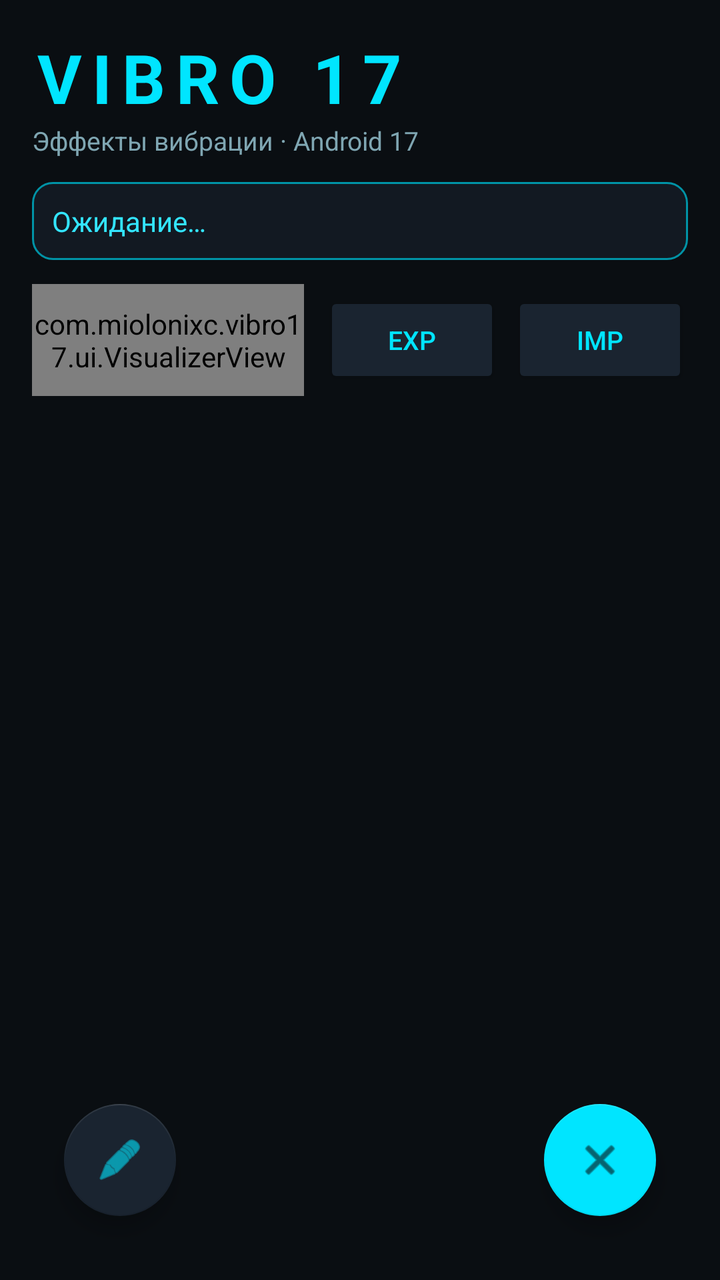
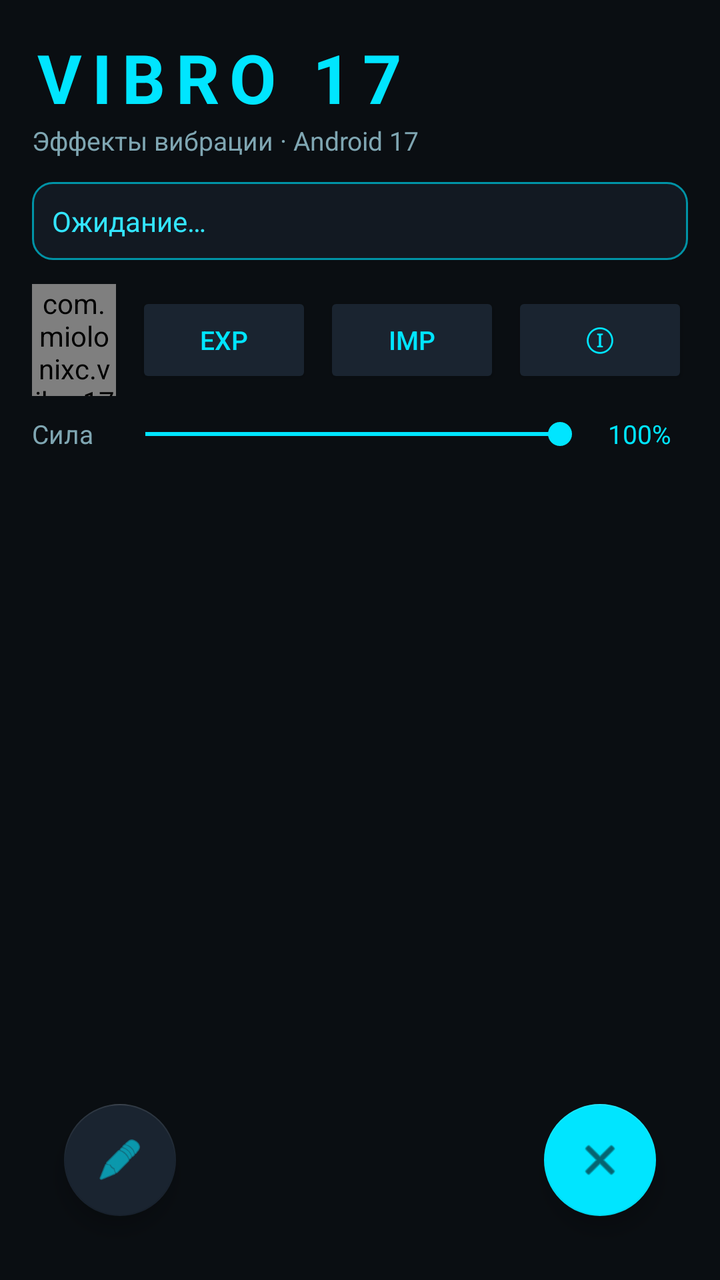

An Android layout rendered at two revisions. The XML below is the earlier revision; the diff shows what the commit changed to produce the second picture.
<!-- AndroidManifest.xml: application theme Theme.Vibro17 -->
<!-- res/layout/activity_main.xml -->
<?xml version="1.0" encoding="utf-8"?>
<androidx.constraintlayout.widget.ConstraintLayout
    xmlns:android="http://schemas.android.com/apk/res/android"
    xmlns:app="http://schemas.android.com/apk/res-auto"
    android:layout_width="match_parent"
    android:layout_height="match_parent"
    android:background="@color/black"
    android:padding="16dp">

    <TextView
        android:id="@+id/titleMain"
        android:layout_width="wrap_content"
        android:layout_height="wrap_content"
        android:text="@string/title_main"
        android:textSize="34sp"
        android:textStyle="bold"
        android:letterSpacing="0.15"
        android:textColor="@color/cyan"
        app:layout_constraintTop_toTopOf="parent"
        app:layout_constraintStart_toStartOf="parent" />

    <View
        android:id="@+id/liveDot"
        android:layout_width="12dp"
        android:layout_height="12dp"
        android:layout_marginStart="12dp"
        android:background="@drawable/bg_dot"
        android:visibility="invisible"
        app:layout_constraintBottom_toBottomOf="@id/titleMain"
        app:layout_constraintStart_toEndOf="@id/titleMain"
        app:layout_constraintTop_toTopOf="@id/titleMain" />

    <TextView
        android:id="@+id/subtitleMain"
        android:layout_width="wrap_content"
        android:layout_height="wrap_content"
        android:text="@string/subtitle_main"
        android:textSize="13sp"
        android:textColor="@color/text_secondary"
        app:layout_constraintTop_toBottomOf="@id/titleMain"
        app:layout_constraintStart_toStartOf="parent" />

    <TextView
        android:id="@+id/statusText"
        android:layout_width="0dp"
        android:layout_height="wrap_content"
        android:layout_marginTop="12dp"
        android:padding="10dp"
        android:background="@drawable/bg_status"
        android:text="@string/status_idle"
        android:textColor="@color/cyan_glow"
        android:textSize="14sp"
        app:layout_constraintTop_toBottomOf="@id/subtitleMain"
        app:layout_constraintStart_toStartOf="parent"
        app:layout_constraintEnd_toEndOf="parent" />

    <LinearLayout
        android:id="@+id/toolsRow"
        android:layout_width="0dp"
        android:layout_height="wrap_content"
        android:layout_marginTop="12dp"
        android:orientation="horizontal"
        android:gravity="center_vertical"
        app:layout_constraintTop_toBottomOf="@id/statusText"
        app:layout_constraintStart_toStartOf="parent"
        app:layout_constraintEnd_toEndOf="parent">

        <com.miolonixc.vibro17.ui.VisualizerView
            android:id="@+id/visualizer"
            android:layout_width="0dp"
            android:layout_height="56dp"
            android:layout_weight="1" />

        <Button
            android:id="@+id/exportBtn"
            android:layout_width="wrap_content"
            android:layout_height="wrap_content"
            android:layout_marginStart="10dp"
            android:text="EXP"
            android:textSize="13sp"
            android:contentDescription="Экспорт"
            android:backgroundTint="@color/surface_raised"
            android:textColor="@color/cyan" />

        <Button
            android:id="@+id/importBtn"
            android:layout_width="wrap_content"
            android:layout_height="wrap_content"
            android:layout_marginStart="6dp"
            android:text="IMP"
            android:textSize="13sp"
            android:contentDescription="Импорт"
            android:backgroundTint="@color/surface_raised"
            android:textColor="@color/cyan" />
    </LinearLayout>

    <androidx.recyclerview.widget.RecyclerView
        android:id="@+id/effectGrid"
        android:layout_width="0dp"
        android:layout_height="0dp"
        android:layout_marginTop="14dp"
        android:scrollbars="vertical"
        app:layoutManager="androidx.recyclerview.widget.GridLayoutManager"
        app:spanCount="2"
        app:layout_constraintTop_toBottomOf="@id/toolsRow"
        app:layout_constraintBottom_toBottomOf="parent"
        app:layout_constraintStart_toStartOf="parent"
        app:layout_constraintEnd_toEndOf="parent" />

    <com.google.android.material.floatingactionbutton.FloatingActionButton
        android:id="@+id/editorFab"
        android:layout_width="wrap_content"
        android:layout_height="wrap_content"
        android:layout_margin="16dp"
        android:contentDescription="Редактор"
        android:src="@android:drawable/ic_menu_edit"
        app:backgroundTint="@color/surface_raised"
        app:tint="@color/cyan"
        app:layout_constraintBottom_toBottomOf="parent"
        app:layout_constraintStart_toStartOf="parent" />

    <com.google.android.material.floatingactionbutton.FloatingActionButton
        android:id="@+id/stopFab"
        android:layout_width="wrap_content"
        android:layout_height="wrap_content"
        android:layout_margin="16dp"
        android:contentDescription="Стоп"
        android:src="@android:drawable/ic_menu_close_clear_cancel"
        app:backgroundTint="@color/cyan"
        app:tint="@color/black"
        app:layout_constraintBottom_toBottomOf="parent"
        app:layout_constraintEnd_toEndOf="parent" />

</androidx.constraintlayout.widget.ConstraintLayout>
<!-- resources referenced by this layout -->
<resources>
  <color name="black">#0A0E12</color>
  <color name="cyan">#00E5FF</color>
  <color name="cyan_glow">#33E5FF</color>
  <color name="surface_raised">#1A2430</color>
  <color name="text_secondary">#7FA6B2</color>
  <!-- drawable bg_dot (drawable) -->
  <?xml version="1.0" encoding="utf-8"?>
  <shape xmlns:android="http://schemas.android.com/apk/res/android"
      android:shape="oval">
      <solid android:color="@color/cyan" />
  </shape>
  <!-- drawable bg_status (drawable) -->
  <?xml version="1.0" encoding="utf-8"?>
  <shape xmlns:android="http://schemas.android.com/apk/res/android">
      <solid android:color="@color/surface" />
      <stroke android:color="@color/cyan_dim" android:width="1dp" />
      <corners android:radius="10dp" />
  </shape>
  <string name="status_idle">Ожидание…</string>
  <string name="subtitle_main">Эффекты вибрации · Android 17</string>
  <string name="title_main">VIBRO 17</string>
  <style name="Theme.Vibro17" parent="Theme.MaterialComponents.NoActionBar">
          <item name="colorPrimary">@color/cyan</item>
          <item name="colorPrimaryVariant">@color/cyan_dim</item>
          <item name="colorOnPrimary">@color/black</item>
          <item name="colorSecondary">@color/cyan</item>
          <item name="colorOnSecondary">@color/black</item>
          <item name="android:colorBackground">@color/black</item>
          <item name="colorSurface">@color/surface</item>
          <item name="colorOnSurface">@color/text_primary</item>
          <item name="android:statusBarColor">@color/black</item>
          <item name="android:navigationBarColor">@color/black</item>
          <item name="android:windowBackground">@color/black</item>
      </style>
  <color name="surface">#121922</color>
  <color name="cyan_dim">#0093A6</color>
  <color name="text_primary">#E8F7FB</color>
</resources>

<!-- the commit's change to res/layout/activity_main.xml (unified diff, before → after) -->
@@ -92,6 +92,56 @@
             android:contentDescription="Импорт"
             android:backgroundTint="@color/surface_raised"
             android:textColor="@color/cyan" />
+
+        <Button
+            android:id="@+id/aboutBtn"
+            android:layout_width="wrap_content"
+            android:layout_height="wrap_content"
+            android:layout_marginStart="6dp"
+            android:text="ⓘ"
+            android:textSize="16sp"
+            android:contentDescription="О приложении"
+            android:backgroundTint="@color/surface_raised"
+            android:textColor="@color/cyan" />
+    </LinearLayout>
+
+    <LinearLayout
+        android:id="@+id/intensityRow"
+        android:layout_width="0dp"
+        android:layout_height="wrap_content"
+        android:layout_marginTop="10dp"
+        android:orientation="horizontal"
+        android:gravity="center_vertical"
+        app:layout_constraintTop_toBottomOf="@id/toolsRow"
+        app:layout_constraintStart_toStartOf="parent"
+        app:layout_constraintEnd_toEndOf="parent">
+
+        <TextView
+            android:layout_width="wrap_content"
+            android:layout_height="wrap_content"
+            android:text="Сила"
+            android:textSize="13sp"
+            android:textColor="@color/text_secondary" />
+
+        <SeekBar
+            android:id="@+id/intensitySeek"
+            android:layout_width="0dp"
+            android:layout_height="wrap_content"
+            android:layout_weight="1"
+            android:layout_marginStart="10dp"
+            android:max="100"
+            android:progress="100"
+            android:progressTint="@color/cyan"
+            android:thumbTint="@color/cyan" />
+
+        <TextView
+            android:id="@+id/intensityValue"
+            android:layout_width="40dp"
+            android:layout_height="wrap_content"
+            android:layout_marginStart="8dp"
+            android:text="100%"
+            android:textSize="13sp"
+            android:textColor="@color/cyan" />
     </LinearLayout>
 
     <androidx.recyclerview.widget.RecyclerView
@@ -102,7 +152,7 @@
         android:scrollbars="vertical"
         app:layoutManager="androidx.recyclerview.widget.GridLayoutManager"
         app:spanCount="2"
-        app:layout_constraintTop_toBottomOf="@id/toolsRow"
+        app:layout_constraintTop_toBottomOf="@id/intensityRow"
         app:layout_constraintBottom_toBottomOf="parent"
         app:layout_constraintStart_toStartOf="parent"
         app:layout_constraintEnd_toEndOf="parent" />
